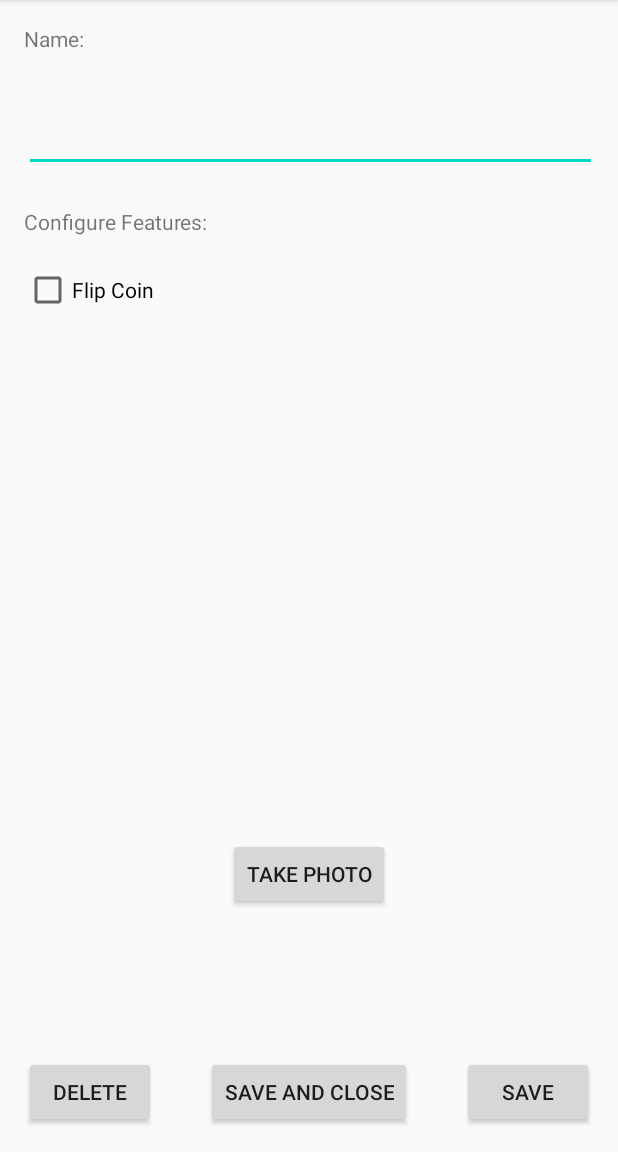
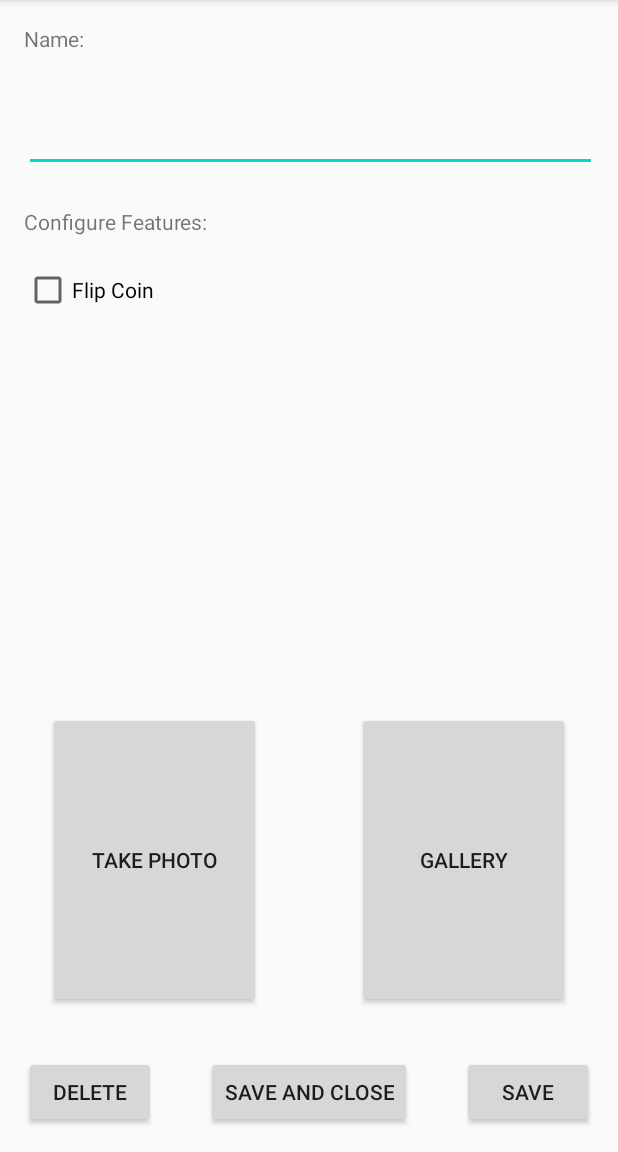
Before and after one commit to gyeung06/AndroidParentingApp, an Android app: the ConfigureChooserActivity screen opened directly, with no data from a screen before it, after a tap on an icon or button, on a phone screen of 412 x 824 dp, the part 84-1236 px from its top. Run offline under Robolectric (Android 15) with nearby library versions, the phone set to English and light mode, and no system bars.

Commit message:
Working: Takes photos, Takes photos from gallery BUG: Photos taken rotate sometimes

```diff
--- a/app/src/main/AndroidManifest.xml
+++ b/app/src/main/AndroidManifest.xml
@@ -4,7 +4,7 @@
     <uses-permission android:name="android.permission.VIBRATE"/>
     <uses-feature android:name="android.hardware.camera" />
     <uses-permission android:name="android.permission.WRITE_EXTERNAL_STORAGE" />
-    <uses-permission android:name="ANDROID.PERMISSION.READ_EXTERNAL_STORAGE" />
+    <uses-permission android:name="android.permission.READ_EXTERNAL_STORAGE" />
 
     <application
         android:allowBackup="true"
--- /dev/null
+++ b/app/src/main/res/drawable/ic_baseline_sentiment_satisfied_24.xml
@@ -0,0 +1,16 @@
+<vector xmlns:android="http://schemas.android.com/apk/res/android"
+    android:width="40dp"
+    android:height="40dp"
+    android:viewportWidth="24"
+    android:viewportHeight="24"
+    android:tint="?attr/colorControlNormal">
+  <path
+      android:fillColor="@android:color/white"
+      android:pathData="M15.5,9.5m-1.5,0a1.5,1.5 0,1 1,3 0a1.5,1.5 0,1 1,-3 0"/>
+  <path
+      android:fillColor="@android:color/white"
+      android:pathData="M8.5,9.5m-1.5,0a1.5,1.5 0,1 1,3 0a1.5,1.5 0,1 1,-3 0"/>
+  <path
+      android:fillColor="@android:color/white"
+      android:pathData="M11.99,2C6.47,2 2,6.48 2,12s4.47,10 9.99,10C17.52,22 22,17.52 22,12S17.52,2 11.99,2zM12,20c-4.42,0 -8,-3.58 -8,-8s3.58,-8 8,-8 8,3.58 8,8 -3.58,8 -8,8zM12,16c-0.73,0 -1.38,-0.18 -1.96,-0.52 -0.12,0.14 -0.86,0.98 -1.01,1.15 0.86,0.55 1.87,0.87 2.97,0.87 1.11,0 2.12,-0.33 2.98,-0.88 -0.97,-1.09 -0.01,-0.02 -1.01,-1.15 -0.59,0.35 -1.24,0.53 -1.97,0.53z"/>
+</vector>
--- a/app/src/main/res/layout/activity_configure.xml
+++ b/app/src/main/res/layout/activity_configure.xml
@@ -83,8 +83,8 @@
 
     <ImageView
         android:id="@+id/config_thumbnail"
-        android:layout_width="225dp"
-        android:layout_height="236dp"
+        android:layout_width="208dp"
+        android:layout_height="217dp"
         android:layout_marginTop="16dp"
         app:layout_constraintEnd_toEndOf="parent"
         app:layout_constraintStart_toStartOf="parent"
@@ -93,11 +93,36 @@
 
     <Button
         android:id="@+id/config_photobtn"
+        android:layout_width="0dp"
+        android:layout_height="0dp"
+        android:layout_marginStart="32dp"
+        android:layout_marginTop="32dp"
+        android:layout_marginEnd="32dp"
+        android:layout_marginBottom="32dp"
+        android:text="@string/config_take"
+        app:layout_constraintBottom_toTopOf="@+id/btnSaveAndClose"
+        app:layout_constraintEnd_toStartOf="@+id/guideline10"
+        app:layout_constraintStart_toStartOf="parent"
+        app:layout_constraintTop_toBottomOf="@+id/config_thumbnail" />
+
+    <Button
+        android:id="@+id/config_gallery"
+        android:layout_width="0dp"
+        android:layout_height="0dp"
+        android:layout_marginStart="32dp"
+        android:layout_marginTop="32dp"
+        android:layout_marginEnd="32dp"
+        android:layout_marginBottom="32dp"
+        android:text="@string/config_gallery"
+        app:layout_constraintBottom_toTopOf="@+id/btnSaveAndClose"
+        app:layout_constraintEnd_toEndOf="parent"
+        app:layout_constraintStart_toStartOf="@+id/guideline10"
+        app:layout_constraintTop_toBottomOf="@+id/config_thumbnail" />
+
+    <androidx.constraintlayout.widget.Guideline
+        android:id="@+id/guideline10"
         android:layout_width="wrap_content"
         android:layout_height="wrap_content"
-        android:text="@string/config_take"
-        app:layout_constraintBottom_toTopOf="@+id/btnSaveAndClose"
-        app:layout_constraintEnd_toEndOf="parent"
-        app:layout_constraintStart_toStartOf="parent"
-        app:layout_constraintTop_toBottomOf="@+id/config_thumbnail" />
+        android:orientation="vertical"
+        app:layout_constraintGuide_percent="0.5" />
 </androidx.constraintlayout.widget.ConstraintLayout>
--- a/app/src/main/res/values/strings.xml
+++ b/app/src/main/res/values/strings.xml
@@ -46,4 +46,5 @@
     <string name="config_saveclose">Save and Close</string>
     <string name="flip_flip">Flip</string>
     <string name="config_take">Take Photo</string>
+    <string name="config_gallery">Gallery</string>
 </resources>
```
Also changed, not shown: app/src/main/java/c/cmpt276/childapp/ConfigureActivity.java (+69 -14 lines), app/src/main/java/c/cmpt276/childapp/ConfigureChooserActivity.java (+18 -0 lines), app/src/main/java/c/cmpt276/childapp/model/config/IndividualConfig.java (+9 -4 lines), app/src/main/res/layout/child_list_item.xml (+25 -7 lines).
